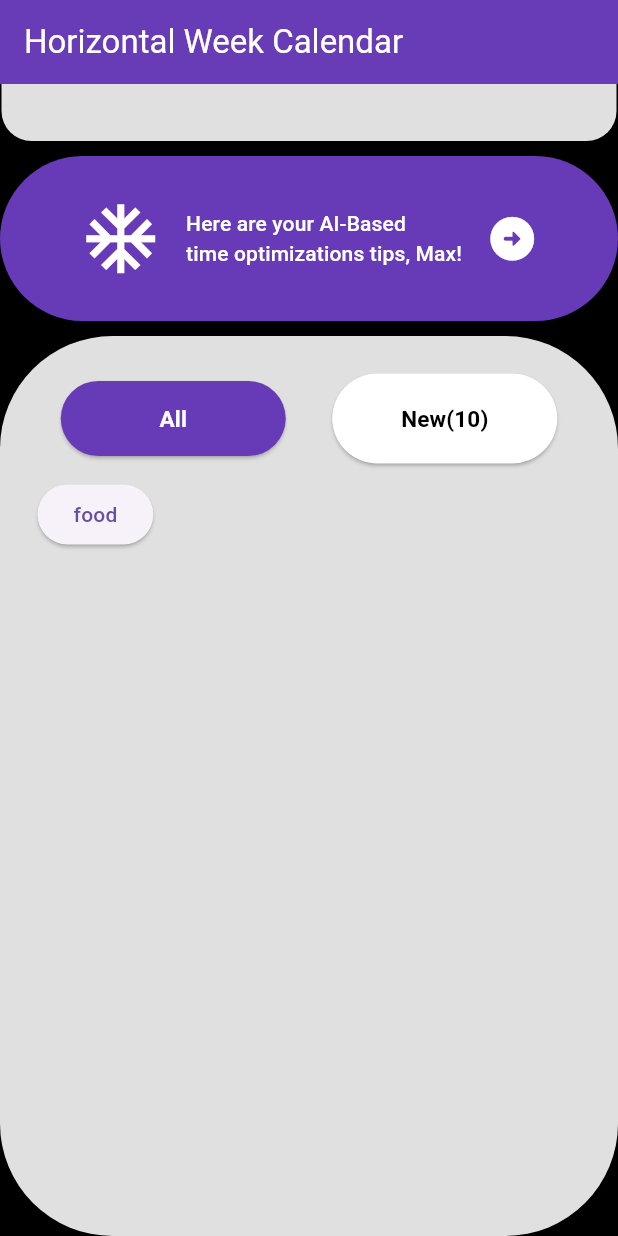
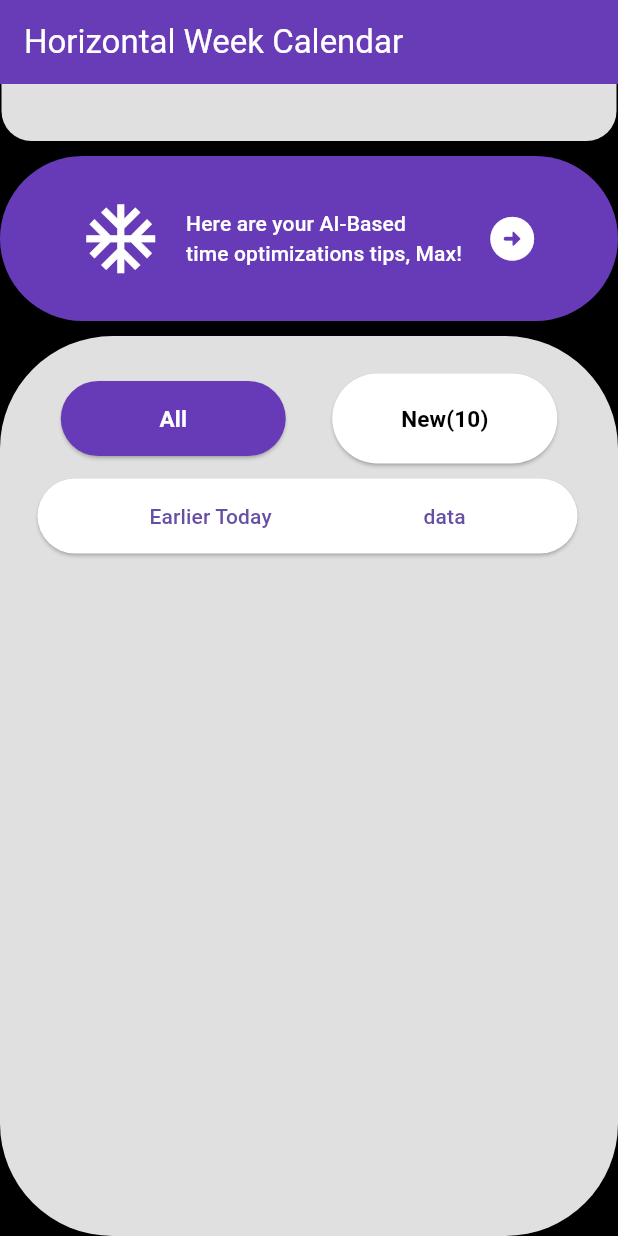
Before and after one commit to OscarNii/design, a Flutter app: the screen it shows after launch, scrolled down 192 dp, on a phone screen of 412 x 824 dp. Run offline on Flutter 3.47's test engine with Material 3 defaults, Android fonts, the phone set to English and light mode, and no system bars; missing offline and left inert: horizontal_week_calendar.

Commit message:
Another commits on these codes

```diff
--- a/lib/home.dart
+++ b/lib/home.dart
@@ -82,22 +82,20 @@ class _HorizontalWeekCalendarPackageState
                       const SizedBox(
                         height: 10,
                       ),
-                      // Container(
-                      //   decoration: BoxDecoration(
-                      //     borderRadius: BorderRadius.circular(75),
-                      //     color: Colors.white,
-                      //   ),
-                      //   height: 60,
-                      //   width: 390,
-                      //   child: const Text(
-                      //     "data",
-                      //     style: TextStyle(color: Colors.black),
-                      //   ),
-                      // ),
                       ElevatedButton.icon(
                         onPressed: () {},
-                        label: const Text("food"),
-
+                        label: const Row(
+                          crossAxisAlignment: CrossAxisAlignment.start,
+                          mainAxisAlignment: MainAxisAlignment.spaceAround,
+                          children: [Text("Earlier Today"), Text("data")],
+                        ),
+                        style: ElevatedButton.styleFrom(
+                          backgroundColor: Colors.white,
+                          fixedSize: const Size(
+                            360,
+                            50,
+                          ),
+                        ),
                       )
                     ],
                   ),
```
